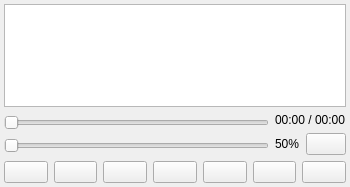
The window that widget.ui (MarioUnoDueTreQuattro/AudioPlayer) describes before a commit, drawn with Qt 5.
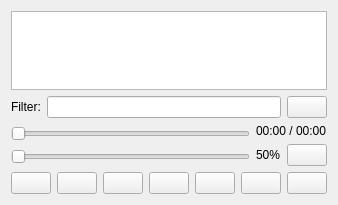
The same window after the commit. Icons and pictures are not drawn. Custom widgets are drawn as their Qt base class.

Commit message: Playlist filter

```diff
--- a/widget.ui
+++ b/widget.ui
@@ -6,8 +6,8 @@
    <rect>
     <x>0</x>
     <y>0</y>
-    <width>350</width>
-    <height>187</height>
+    <width>256</width>
+    <height>205</height>
    </rect>
   </property>
   <property name="focusPolicy">
@@ -17,18 +17,6 @@
    <string>Widget</string>
   </property>
   <layout class="QVBoxLayout" name="verticalLayout_3">
-   <property name="leftMargin">
-    <number>4</number>
-   </property>
-   <property name="topMargin">
-    <number>4</number>
-   </property>
-   <property name="rightMargin">
-    <number>4</number>
-   </property>
-   <property name="bottomMargin">
-    <number>4</number>
-   </property>
    <item>
     <widget class="QListWidget" name="listWidget">
      <property name="focusPolicy">
@@ -42,6 +30,41 @@
      </property>
     </widget>
    </item>
+   <item>
+    <layout class="QHBoxLayout" name="horizontalLayoutFilter">
+     <item>
+      <widget class="QLabel" name="labelFilter">
+       <property name="text">
+        <string>Filter:</string>
+       </property>
+      </widget>
+     </item>
+     <item>
+      <widget class="EscAwareLineEdit" name="lineEditFilter">
+       <property name="sizePolicy">
+        <sizepolicy hsizetype="MinimumExpanding" vsizetype="Fixed">
+         <horstretch>0</horstretch>
+         <verstretch>0</verstretch>
+        </sizepolicy>
+       </property>
+      </widget>
+     </item>
+     <item>
+      <widget class="QPushButton" name="pushButtonResetFilter">
+       <property name="toolTip">
+        <string>Close filter</string>
+       </property>
+       <property name="text">
+        <string/>
+       </property>
+       <property name="icon">
+        <iconset resource="resources.qrc">
+         <normaloff>:/img/img/icons8-delete-48.png</normaloff>:/img/img/icons8-delete-48.png</iconset>
+       </property>
+      </widget>
+     </item>
+    </layout>
+   </item>
    <item>
     <layout class="QHBoxLayout" name="horizontalLayout_3">
      <item>
@@ -296,6 +319,11 @@
    <extends>QSlider</extends>
    <header>clickableslider.h</header>
   </customwidget>
+  <customwidget>
+   <class>EscAwareLineEdit</class>
+   <extends>QLineEdit</extends>
+   <header>escawarelineedit.h</header>
+  </customwidget>
  </customwidgets>
  <resources>
   <include location="resources.qrc"/>
```
The commit also changes 7 other files.
